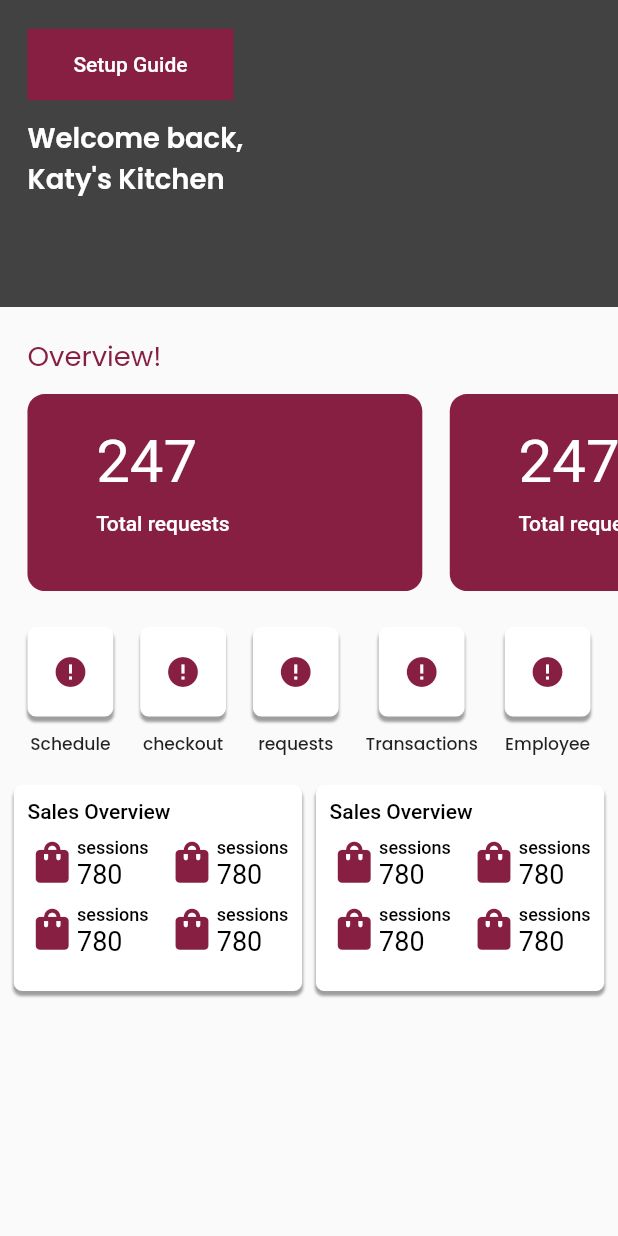
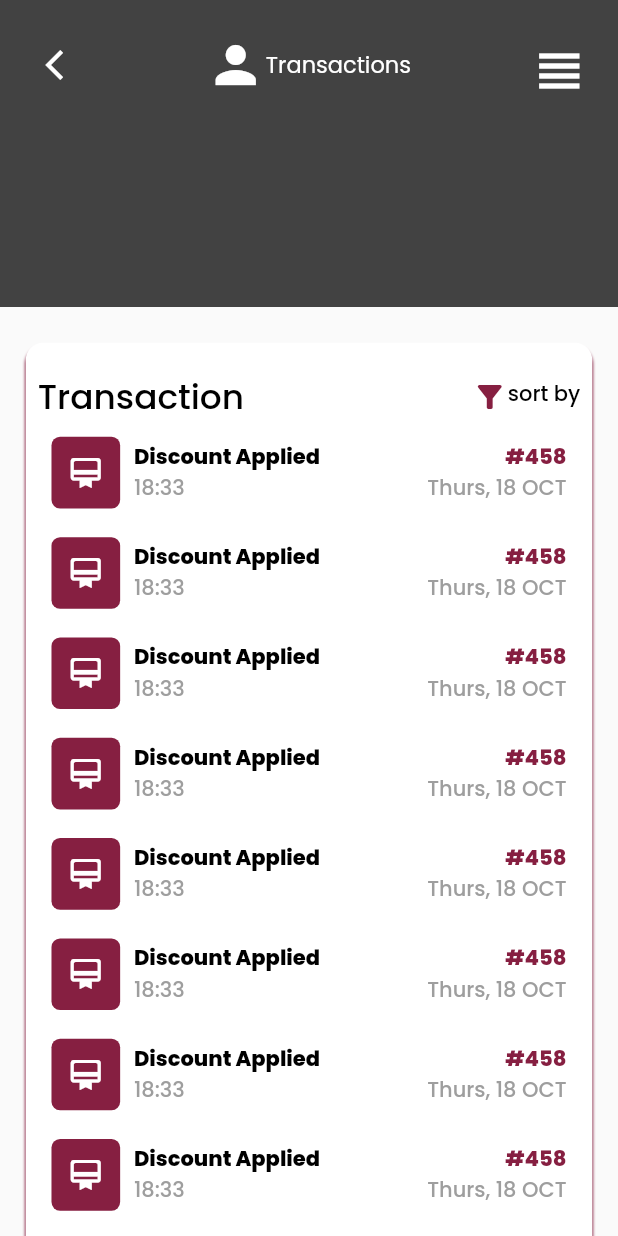
Before and after one commit to henryadebayo/credo_appointment_app, a Flutter app: the screen it shows after launch, on a phone screen of 412 x 824 dp. Run offline on Flutter 3.47's test engine with Material 2 defaults, Android fonts, the phone set to English and light mode, and no system bars; our stand-ins replace flutter_screenutil, google_fonts.

Commit message:
completed transaction screen

```diff
--- /dev/null
+++ b/lib/UI/Transaction_page/transactionsScreen.dart
@@ -0,0 +1,152 @@
+import 'package:credo_appointment_app/UI/Transaction_page/widgets/transaction_widget.dart';
+import 'package:flutter/material.dart';
+import 'package:flutter_screenutil/flutter_screenutil.dart';
+import 'package:google_fonts/google_fonts.dart';
+
+import '../../utils/const/app_colors.dart';
+
+class TransactionsScreen extends StatefulWidget {
+  const TransactionsScreen({Key? key}) : super(key: key);
+
+  @override
+  State<TransactionsScreen> createState() => _TransactionsScreenState();
+}
+
+class _TransactionsScreenState extends State<TransactionsScreen> {
+  @override
+  Widget build(BuildContext context) {
+    double height = MediaQuery.of(context).size.height;
+    double width = MediaQuery.of(context).size.width;
+    return Scaffold(
+      body: Column(
+        children: [
+          Container(
+            height: height / 3 - 70,
+            width: width,
+            color: AppColors.appBarAshColor,
+            child: SafeArea(
+              child: Padding(
+                padding:
+                    EdgeInsets.only(left: 16.0.w, right: 16.0.h, top: 16.0.h),
+                child: Column(
+                  crossAxisAlignment: CrossAxisAlignment.start,
+                  children: [
+                    Row(
+                      mainAxisAlignment: MainAxisAlignment.spaceBetween,
+                      children: [
+                        IconButton(
+                            onPressed: () {},
+                            icon: const Icon(
+                              Icons.arrow_back_ios,
+                              color: Colors.white,
+                            )),
+                        Wrap(
+                            crossAxisAlignment: WrapCrossAlignment.center,
+                            children: [
+                              const Icon(
+                                Icons.person,
+                                color: Colors.white,
+                                size: 40.0,
+                              ),
+                              Text(
+                                "Transactions",
+                                style: GoogleFonts.poppins(
+                                    color: Colors.white, fontSize: 15.0),
+                              ),
+                            ]),
+                        IconButton(
+                          onPressed: () {},
+                          icon: const Icon(
+                            Icons.view_headline,
+                            color: Colors.white,
+                            size: 40.0,
+                          ),
+                        ),
+                      ],
+                    ),
+                  ],
+                ),
+              ),
+            ),
+          ),
+          // Padding(
+          //   padding: EdgeInsets.only(
+          //     left: 16.0.w,
+          //   ),
+          //   child: Text(
+          //     "+Add new employee",
+          //     style: GoogleFonts.poppins(
+          //       color: AppColors.appOxbloodColor,
+          //     ),
+          //   ),
+          // ),
+          SizedBox(
+            height: 20.0.h,
+          ),
+          Expanded(
+            child: Padding(
+              padding: EdgeInsets.symmetric(horizontal: 15.0.w),
+              child: Container(
+                decoration: BoxDecoration(
+                    color: Colors.white,
+                    borderRadius: BorderRadius.only(
+                        topLeft: Radius.circular(10.0.r),
+                        topRight: Radius.circular(10.0.r)),
+                    boxShadow: [
+                      BoxShadow(
+                          color: AppColors.appOxbloodColor,
+                          offset: const Offset(0, 3.0),
+                          blurRadius: 0.9)
+                    ]),
+                child: Padding(
+                  padding: const EdgeInsets.symmetric(
+                    horizontal: 8.0,
+                  ),
+                  child: Column(
+                    children: [
+                      SizedBox(
+                        height: 16.0.h,
+                      ),
+                      Row(
+                        mainAxisAlignment: MainAxisAlignment.spaceBetween,
+                        children: [
+                          Text(
+                            "Transaction",
+                            style: GoogleFonts.poppins(
+                                color: Colors.black,
+                                fontWeight: FontWeight.w500,
+                                fontSize: 20.0.sp),
+                          ),
+                          Wrap(
+                            children: [
+                              Icon(
+                                Icons.filter_list_alt,
+                                color: AppColors.appOxbloodColor,
+                              ),
+                              Text(
+                                "sort by",
+                                style: GoogleFonts.poppins(
+                                  color: Colors.black,
+                                  fontWeight: FontWeight.w500,
+                                  //fontSize: 20.0.sp
+                                ),
+                              ),
+                            ],
+                          )
+                        ],
+                      ),
+                      Expanded(
+                          child: ListView.builder(
+                        itemBuilder: (context, _) => TransactionWidget(),
+                      ))
+                    ],
+                  ),
+                ),
+              ),
+            ),
+          ),
+        ],
+      ),
+    );
+  }
+}
--- /dev/null
+++ b/lib/UI/Transaction_page/widgets/transaction_widget.dart
@@ -0,0 +1,84 @@
+import 'package:flutter/material.dart';
+import 'package:flutter_screenutil/flutter_screenutil.dart';
+import 'package:google_fonts/google_fonts.dart';
+
+import '../../../utils/const/app_colors.dart';
+
+class TransactionWidget extends StatelessWidget {
+  const TransactionWidget({
+    Key? key,
+  }) : super(key: key);
+
+  @override
+  Widget build(BuildContext context) {
+    return Padding(
+      padding: EdgeInsets.symmetric(horizontal: 8.0.w, vertical: 8.0.h),
+      child: Row(
+        mainAxisAlignment: MainAxisAlignment.spaceBetween,
+        children: [
+          Row(
+            children: [
+              Container(
+                height: 40.h,
+                width: 40.w,
+                child: const Icon(
+                  Icons.wallet_membership_rounded,
+                  color: Colors.white,
+                ),
+                decoration: BoxDecoration(
+                  color: AppColors.appOxbloodColor,
+                  borderRadius: BorderRadius.circular(5.0.r),
+                ),
+              ),
+              SizedBox(
+                width: 8.0.w,
+              ),
+              Column(
+                crossAxisAlignment: CrossAxisAlignment.start,
+                children: [
+                  Text(
+                    "Discount Applied",
+                    style: GoogleFonts.poppins(
+                      color: Colors.black,
+                      fontWeight: FontWeight.w800,
+                      //fontSize: 20.0.sp
+                    ),
+                  ),
+                  Text(
+                    "18:33",
+                    style: GoogleFonts.poppins(
+                      color: Colors.grey[500],
+                      fontWeight: FontWeight.w500,
+                      //fontSize: 20.0.sp
+                    ),
+                  ),
+                ],
+              ),
+            ],
+          ),
+          Column(
+            crossAxisAlignment: CrossAxisAlignment.end,
+            children: [
+              Text(
+                "#458",
+                style: GoogleFonts.poppins(
+                  color: AppColors.appOxbloodColor,
+                  fontWeight: FontWeight.w800,
+                  //fontSize: 20.0.sp
+                ),
+              ),
+              Text(
+                "Thurs, 18 OCT",
+                style: GoogleFonts.poppins(
+                  color: Colors.grey[500],
+                  fontWeight: FontWeight.w500,
+                  //fontSize: 20.0.sp
+                ),
+              ),
+            ],
+          ),
+        ],
+      ),
+    );
+  }
+}
--- a/lib/UI/home_Page/home_screen.dart
+++ b/lib/UI/home_Page/home_screen.dart
@@ -61,7 +61,6 @@ class _HomeScreenState extends State<HomeScreen> {
               child: SingleChildScrollView(
             child: Padding(
               padding: EdgeInsets.only(top: 16.0.h),
-              child: Container(
               child: Column(
                 crossAxisAlignment: CrossAxisAlignment.start,
                 children: [
@@ -72,8 +71,7 @@ class _HomeScreenState extends State<HomeScreen> {
                     child: Text(
                       "Overview!",
                       style: GoogleFonts.poppins(
-                            color: AppColors.appOxbloodColor,
-                            fontSize: 16.0.sp),
+                          color: AppColors.appOxbloodColor, fontSize: 16.0.sp),
                     ),
                   ),
                   SizedBox(
@@ -91,7 +89,7 @@ class _HomeScreenState extends State<HomeScreen> {
                         itemBuilder: (context, int index) => Padding(
                           padding: EdgeInsets.only(right: 16.0.w),
                           child: Container(
-                              height: 110.0.h,
+                            height: 100.0.h,
                             width: 230.0.w,
                             decoration: BoxDecoration(
                               color: AppColors.appOxbloodColor,
@@ -106,8 +104,7 @@ class _HomeScreenState extends State<HomeScreen> {
                                   Text(
                                     "247",
                                     style: GoogleFonts.roboto(
-                                          color: Colors.white,
-                                          fontSize: 35.0.sp),
+                                        color: Colors.white, fontSize: 35.0.sp),
                                   ),
                                   SizedBox(
                                     height: 8.0.h,
@@ -183,8 +180,7 @@ class _HomeScreenState extends State<HomeScreen> {
                                 padding:
                                     EdgeInsets.symmetric(horizontal: 8.0.w),
                                 child: Column(
-                                    crossAxisAlignment:
-                                        CrossAxisAlignment.start,
+                                  crossAxisAlignment: CrossAxisAlignment.start,
                                   children: [
                                     Padding(
                                       padding: EdgeInsets.only(
@@ -206,8 +202,7 @@ class _HomeScreenState extends State<HomeScreen> {
                                           children: [
                                             Icon(
                                               Icons.shopping_bag,
-                                                color:
-                                                    AppColors.appOxbloodColor,
+                                              color: AppColors.appOxbloodColor,
                                               size: 33.0,
                                             ),
                                             Column(
@@ -236,8 +231,7 @@ class _HomeScreenState extends State<HomeScreen> {
                                           children: [
                                             Icon(
                                               Icons.shopping_bag,
-                                                color:
-                                                    AppColors.appOxbloodColor,
+                                              color: AppColors.appOxbloodColor,
                                               size: 33.0,
                                             ),
                                             Column(
@@ -275,8 +269,7 @@ class _HomeScreenState extends State<HomeScreen> {
                                           children: [
                                             Icon(
                                               Icons.shopping_bag,
-                                                color:
-                                                    AppColors.appOxbloodColor,
+                                              color: AppColors.appOxbloodColor,
                                               size: 33.0,
                                             ),
                                             Column(
@@ -305,8 +298,7 @@ class _HomeScreenState extends State<HomeScreen> {
                                           children: [
                                             Icon(
                                               Icons.shopping_bag,
-                                                color:
-                                                    AppColors.appOxbloodColor,
+                                              color: AppColors.appOxbloodColor,
                                               size: 33.0,
                                             ),
                                             Column(
@@ -356,8 +348,7 @@ class _HomeScreenState extends State<HomeScreen> {
                                 padding:
                                     EdgeInsets.symmetric(horizontal: 8.0.w),
                                 child: Column(
-                                    crossAxisAlignment:
-                                        CrossAxisAlignment.start,
+                                  crossAxisAlignment: CrossAxisAlignment.start,
                                   children: [
                                     Padding(
                                       padding: EdgeInsets.only(
@@ -379,8 +370,7 @@ class _HomeScreenState extends State<HomeScreen> {
                                           children: [
                                             Icon(
                                               Icons.shopping_bag,
-                                                color:
-                                                    AppColors.appOxbloodColor,
+                                              color: AppColors.appOxbloodColor,
                                               size: 33.0,
                                             ),
                                             Column(
@@ -409,8 +399,7 @@ class _HomeScreenState extends State<HomeScreen> {
                                           children: [
                                             Icon(
                                               Icons.shopping_bag,
-                                                color:
-                                                    AppColors.appOxbloodColor,
+                                              color: AppColors.appOxbloodColor,
                                               size: 33.0,
                                             ),
                                             Column(
@@ -448,8 +437,7 @@ class _HomeScreenState extends State<HomeScreen> {
                                           children: [
                                             Icon(
                                               Icons.shopping_bag,
-                                                color:
-                                                    AppColors.appOxbloodColor,
+                                              color: AppColors.appOxbloodColor,
                                               size: 33.0,
                                             ),
                                             Column(
@@ -478,8 +466,7 @@ class _HomeScreenState extends State<HomeScreen> {
                                           children: [
                                             Icon(
                                               Icons.shopping_bag,
-                                                color:
-                                                    AppColors.appOxbloodColor,
+                                              color: AppColors.appOxbloodColor,
                                               size: 33.0,
                                             ),
                                             Column(
@@ -518,7 +505,6 @@ class _HomeScreenState extends State<HomeScreen> {
                 ],
               ),
             ),
-            ),
           )),
         ],
       ),
--- a/lib/main.dart
+++ b/lib/main.dart
@@ -1,6 +1,7 @@
 import 'package:flutter/material.dart';
 import 'package:flutter_screenutil/flutter_screenutil.dart';
 
+import 'UI/Transaction_page/transactionsScreen.dart';
 import 'UI/home_Page/home_screen.dart';
 
 void main() {
@@ -18,7 +19,8 @@ class MyApp extends StatelessWidget {
         theme: ThemeData(
           primarySwatch: Colors.red,
         ),
-        home: const HomeScreen(),
+       // home: const HomeScreen(),
+        home: const TransactionsScreen(),
         debugShowCheckedModeBanner: false,
       ),
     );
```
Lines whose indentation alone changed are shown as unchanged.
